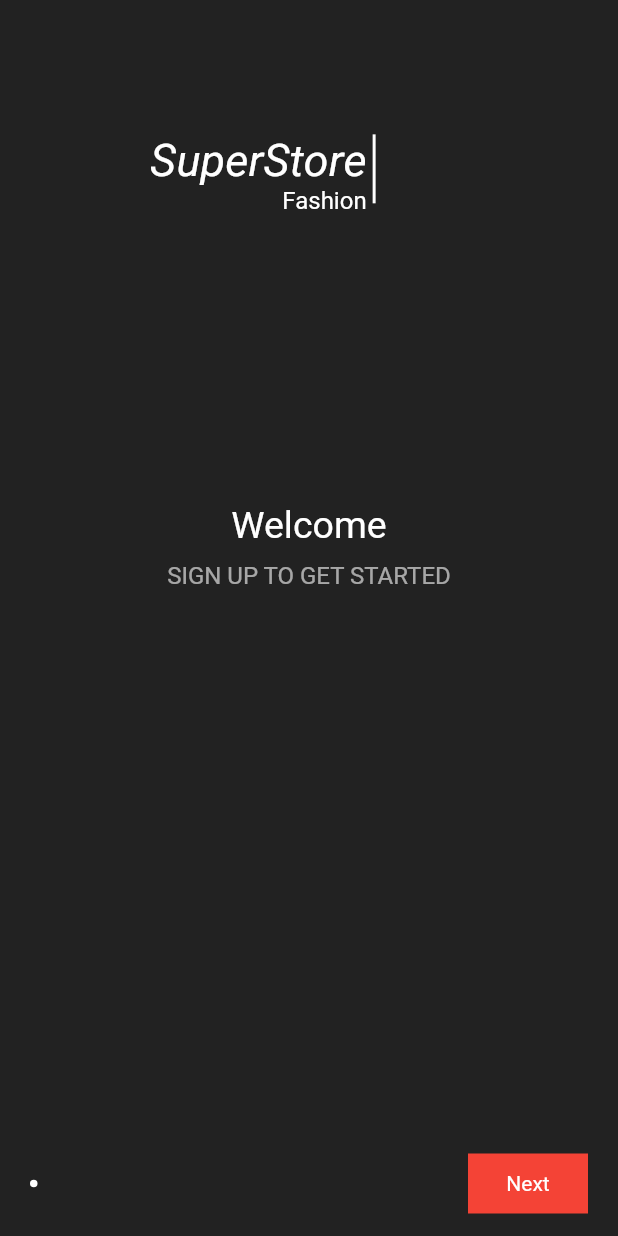
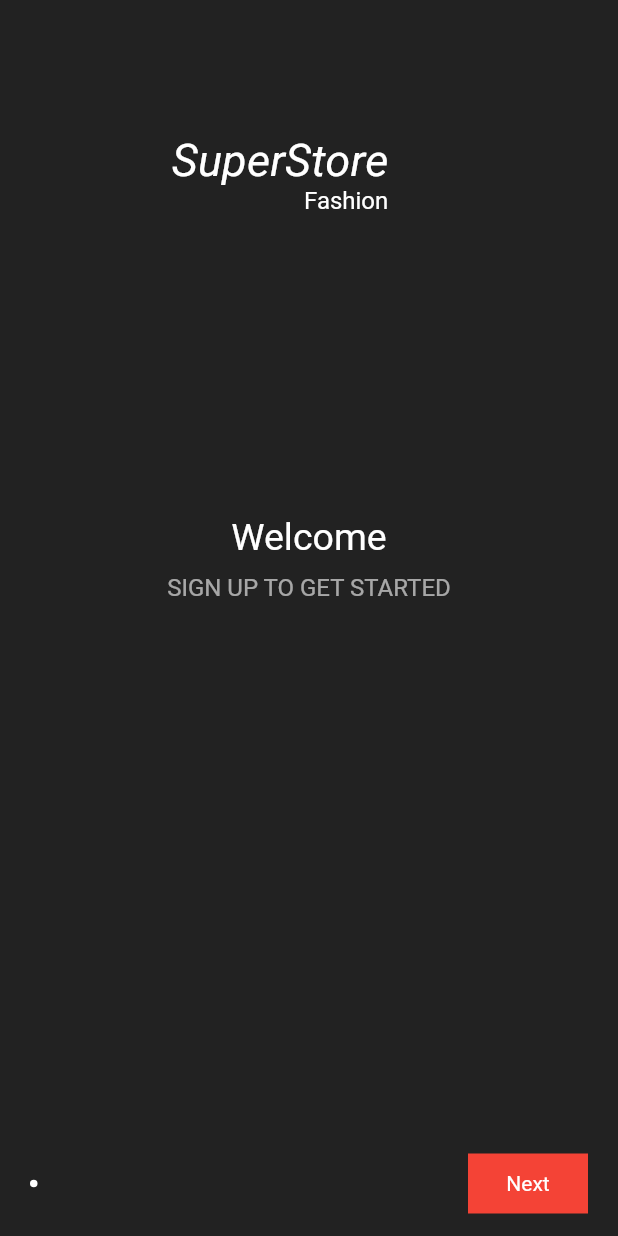
Before and after one commit to thejosh1/exercise, a Flutter app: the WelcomePage3 screen opened directly, on a phone screen of 412 x 824 dp. Run offline on Flutter 3.47's test engine with Material 2 defaults, Android fonts, the phone set to English and light mode, and no system bars; our stand-ins replace equatable; statements that could not run were skipped.

Commit message:
hope it works

```diff
--- a/lib/main.dart
+++ b/lib/main.dart
@@ -24,7 +24,7 @@ class MyApp extends StatelessWidget {
       ),
       home: Scaffold(
           extendBody: true,
-          body: WelcomePage2()
+          body: WelcomePage3()
       ),
     );
   }
--- a/lib/pages/welcome_page3.dart
+++ b/lib/pages/welcome_page3.dart
@@ -14,9 +14,9 @@ class WelcomePage3 extends StatelessWidget {
         child: Column(
           children: [
             Container(
-              margin: const EdgeInsets.only(left: 100, right: 100),
+              margin: EdgeInsets.only(left: MediaQuery.of(context).size.width/3.6, right: MediaQuery.of(context).size.width/3.6),
               child: Container(
-                height: 46,
+                height: MediaQuery.of(context).size.height/,
                 child: Row(
                   children: [
                     Column(
```
